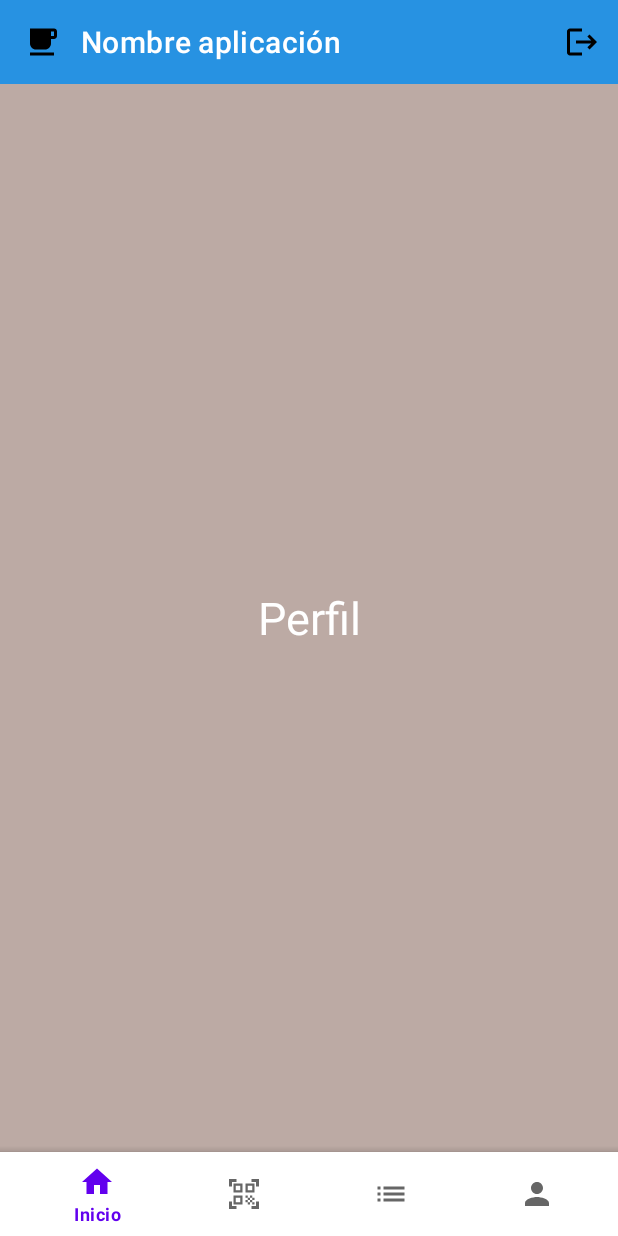
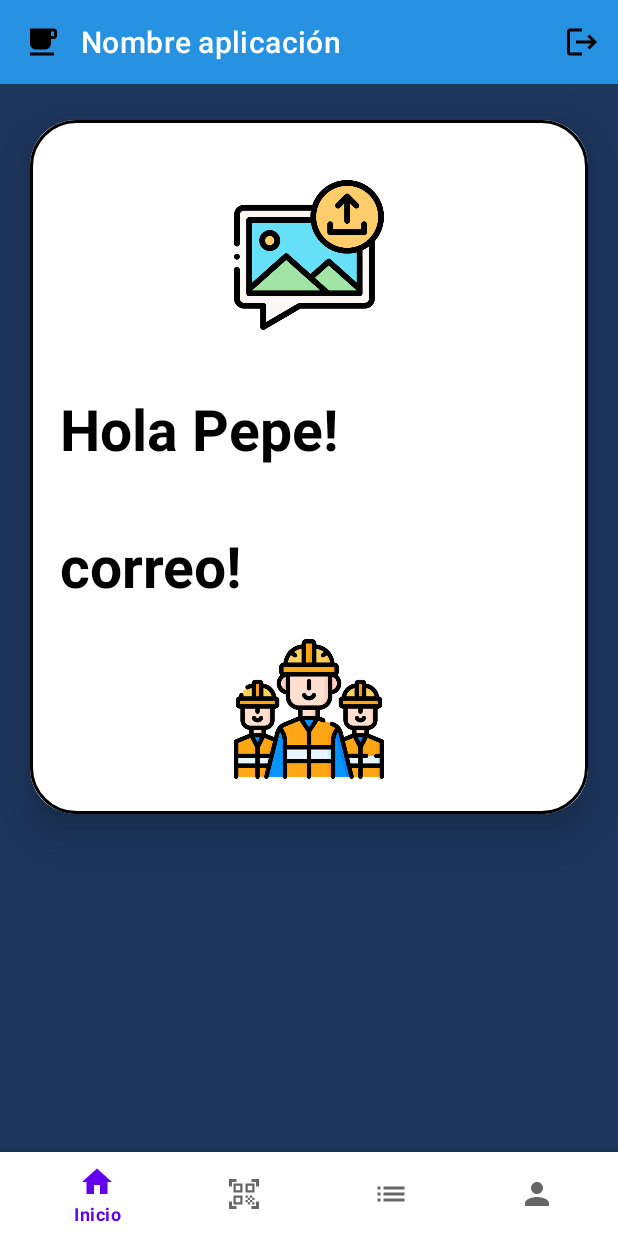
Before and after one commit to MarinaElenaVlad/ProyectoFinalDamMarina, an Android app: the fragment PerfilFragment placed in its activity, on a phone screen of 412 x 824 dp. Run offline under Robolectric (Android 15) with nearby library versions, the phone set to English and light mode, and no system bars; our stand-ins replace Firebase (no records; nobody signed in at launch, a user with empty details on screens opened directly).

Commit message:
historial medio funcional 2

```diff
--- a/app/build.gradle
+++ b/app/build.gradle
@@ -58,4 +58,5 @@ dependencies {
 
     implementation 'com.squareup.picasso:picasso:2.8'
 
+
 }
--- a/app/src/main/java/com/example/proyectofinaldammarina/PerfilFragment.java
+++ b/app/src/main/java/com/example/proyectofinaldammarina/PerfilFragment.java
@@ -36,7 +36,7 @@ public class PerfilFragment extends Fragment {
         View root = inflater.inflate(R.layout.fragment_perfil, container, false);
 
 /**
- * PUEDO PONER ROL TAMBIEN + FOTO RELACIONADA, CORREO , NOMBRE, FOTO PERFIL
+ * PUEDO PONER ROL TAMBIEN + FOTO RELACIONADA, CORREO , NOMBRE, FOTO PERFIL + hola empleado/cliente (bienvenido a tienda/ trabajo/ informar funciones q tiene)
  */
         db = FirebaseFirestore.getInstance();
 
--- a/app/src/main/res/layout/fragment_perfil.xml
+++ b/app/src/main/res/layout/fragment_perfil.xml
@@ -3,16 +3,89 @@
     xmlns:tools="http://schemas.android.com/tools"
     android:layout_width="match_parent"
     android:layout_height="match_parent"
-    android:background="@color/brown"
+    xmlns:app="http://schemas.android.com/apk/res-auto"
+    android:background="@color/blueMarino"
     tools:context=".PerfilFragment">
 
-    <!-- TODO: Update blank fragment layout -->
+   <RelativeLayout
+       android:layout_width="match_parent"
+       android:layout_height="wrap_content">
+
     <TextView
+        android:layout_width="wrap_content"
+        android:layout_height="wrap_content"
+        android:text="Perfil"
+        android:layout_centerInParent="true"
+        android:textColor="@color/white"
+        android:textSize="38sp"
+        android:textStyle="bold"/>
+
+   </RelativeLayout>
+
+    <androidx.cardview.widget.CardView
         android:layout_width="match_parent"
-        android:layout_height="match_parent"
-        android:text="Perfil"
-        android:textSize="30sp"
-        android:gravity="center"
-        android:textColor="@color/white"/>
+        android:layout_height="wrap_content"
+        android:layout_marginTop="80dp"
+        android:layout_marginEnd="20dp"
+        android:layout_marginStart="20dp"
+        android:layout_marginBottom="20dp"
+        app:cardCornerRadius="30dp"
+        app:cardElevation="20dp">
+
+
+        <LinearLayout
+            android:layout_width="match_parent"
+            android:layout_height="wrap_content"
+            android:orientation="vertical"
+            android:layout_gravity="center_horizontal"
+            android:padding="20dp"
+            android:background="@drawable/custom_edittext"
+            >
+
+
+            <ImageView
+                android:id="@+id/imagenSubir"
+                android:layout_width="match_parent"
+                android:layout_height="100dp"
+                android:src="@drawable/subirimagen"
+                android:layout_marginTop="20dp"
+                android:scaleType="centerInside"
+                />
+
+            <TextView
+                android:layout_width="wrap_content"
+                android:layout_height="wrap_content"
+                android:text="Hola Pepe!"
+                android:layout_centerInParent="true"
+                android:textColor="@color/black"
+                android:textSize="38sp"
+                android:textStyle="bold"
+                android:layout_marginTop="40dp"
+                />
+
+            <TextView
+                android:layout_width="wrap_content"
+                android:layout_height="wrap_content"
+                android:text="correo!"
+                android:layout_centerInParent="true"
+                android:textColor="@color/black"
+                android:textSize="38sp"
+                android:textStyle="bold"
+                android:layout_marginTop="40dp"
+                />
+
+            <ImageView
+                android:id="@+id/imagenSubir2"
+                android:layout_width="match_parent"
+                android:layout_height="100dp"
+                android:src="@drawable/trabajadores"
+                android:layout_marginTop="20dp"
+                android:scaleType="centerInside"
+                />
+
+
+        </LinearLayout>
+
+    </androidx.cardview.widget.CardView>
 
 </FrameLayout>
```
Also changed, not shown: app/src/main/java/com/example/proyectofinaldammarina/ui/theme/Color.kt (deleted, +0 -11 lines), app/src/main/java/com/example/proyectofinaldammarina/ui/theme/Theme.kt (deleted, +0 -69 lines), app/src/main/java/com/example/proyectofinaldammarina/ui/theme/Type.kt (deleted, +0 -34 lines), app/src/main/res/drawable/trabajadores.png (added).
